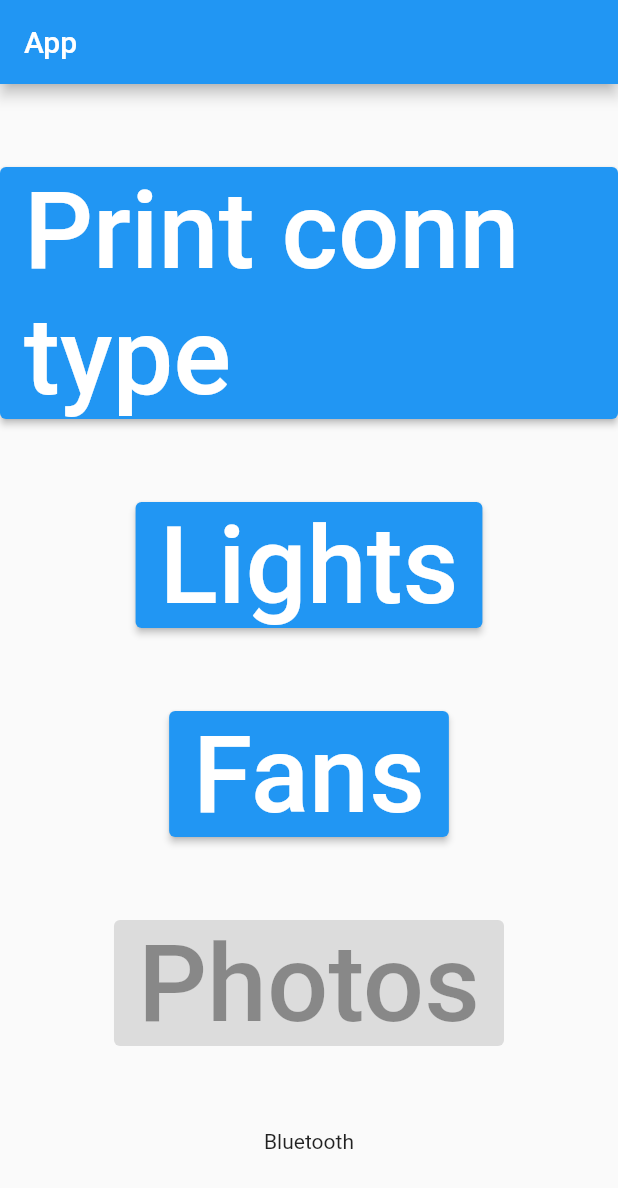
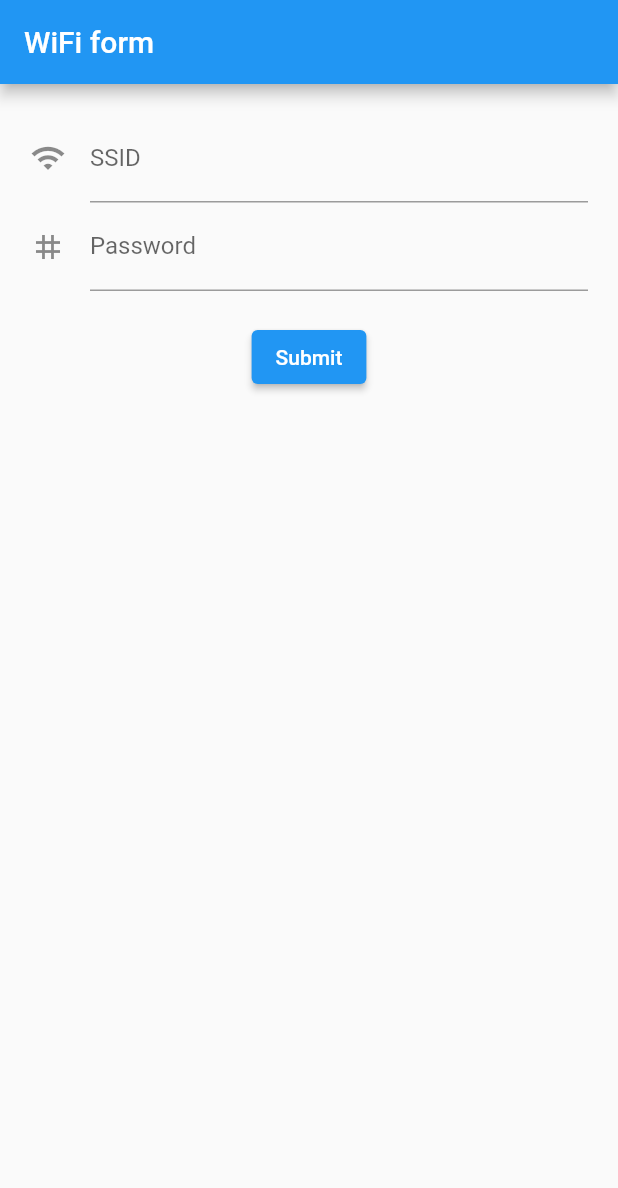
Before and after one commit to mikomac405/flutter_app, a Flutter app: the screen it shows after launch, on a phone screen of 412 x 824 dp. Shown: the top 1188 px of the screen. Run offline on Flutter 3.47's test engine with Material 2 defaults, Android fonts, the phone set to English and light mode, and no system bars; our stand-ins replace loading_animation_widget; network calls fail.

Commit message:
wifi form

```diff
--- a/lib/main.dart
+++ b/lib/main.dart
@@ -1,15 +1,19 @@
+import 'dart:async';
+
 import 'package:flutter/material.dart';
-import 'package:inzynierka/pages/loadingPage.dart';
 import 'package:inzynierka/pages/mqttTestPage.dart';
 import 'connection.dart';
 import 'pages/fansPage.dart';
 import 'pages/lightsPage.dart';
 import 'pages/homePage.dart';
-import 'pages/wifiPage.dart';
 import 'globals.dart' as globals;
 
 void main() {
   globals.connection = ConnectionManager();
+  Timer.periodic(const Duration(minutes: 1), (timer) {
+    globals.connection.checkConnectionType();
+  });
+
   runApp(const MyApp());
 }
 
@@ -25,8 +29,6 @@ class MyApp extends StatelessWidget {
       ),
       home: const HomePage(title: 'Flutter Home Page'),
       routes: <String, WidgetBuilder>{
-        '/wifipage': (BuildContext context) =>
-            const WifiPage(title: "WifiPage"),
         '/lightspage': (BuildContext context) =>
             const LightsPage(title: "LightsPage"),
         '/fanspage': (BuildContext context) =>
--- a/lib/pages/homePage.dart
+++ b/lib/pages/homePage.dart
@@ -1,6 +1,7 @@
 import 'package:flutter/material.dart';
 import 'package:inzynierka/connection.dart';
 import 'loadingPage.dart';
+import 'wifiPage.dart';
 import '../globals.dart' as globals;
 
 class HomePage extends StatefulWidget {
@@ -14,6 +15,7 @@ class HomePage extends StatefulWidget {
 
 class _HomePageState extends State<HomePage> {
   bool isLoading = true;
+  bool isBluetooth = false;
   String connectionType = "None";
 
   final bool _isDeveloperMode = const bool.hasEnvironment("DEV")
@@ -33,10 +35,12 @@ class _HomePageState extends State<HomePage> {
         break;
       case ConnectionType.restApi:
         setState(() => isLoading = false);
+        setState(() => isBluetooth = false);
         setState(() => connectionType = "RestAPI");
         break;
       case ConnectionType.bluetooth:
         setState(() => isLoading = false);
+        setState(() => isBluetooth = true);
         setState(() => connectionType = "Bluetooth");
         break;
       default:
@@ -47,22 +51,18 @@ class _HomePageState extends State<HomePage> {
   @override
   Widget build(BuildContext context) => isLoading
       ? const LoadingPage()
+      : isBluetooth
+          ? const WifiAuthForm()
           : Scaffold(
               appBar: AppBar(
-            title: _isDeveloperMode ? const Text("App_dev") : const Text("App"),
+                title: _isDeveloperMode
+                    ? const Text("App_dev")
+                    : const Text("App"),
               ),
               body: Center(
                 child: Column(
                   mainAxisAlignment: MainAxisAlignment.spaceEvenly,
                   children: <Widget>[
-                ElevatedButton(
-                    child: const Text(
-                      "Print conn type",
-                      style: TextStyle(fontSize: 72),
-                    ),
-                    onPressed: () =>
-                        // ignore: avoid_print
-                        print(globals.connection.connectionType)),
                     ElevatedButton(
                         child: const Text(
                           "Lights",
--- a/lib/pages/wifiPage.dart
+++ b/lib/pages/wifiPage.dart
@@ -1,32 +1,75 @@
-import 'dart:async';
+import 'package:flutter/material.dart';
 
-import 'package:flutter/material.dart';
-import 'package:loading_animation_widget/loading_animation_widget.dart';
-import '../globals.dart' as globals;
-import '../connection.dart';
-
-class WifiPage extends StatefulWidget {
-  const WifiPage({Key? key, required this.title}) : super(key: key);
-
-  final String title;
+// Create a Form widget.
+class WifiAuthForm extends StatefulWidget {
+  const WifiAuthForm({super.key});
 
   @override
-  State<WifiPage> createState() => _WifiPageState();
+  WifiAuthFormState createState() {
+    return WifiAuthFormState();
+  }
 }
 
-class _WifiPageState extends State<WifiPage> {
+class WifiAuthFormState extends State<WifiAuthForm> {
+  final _formKey = GlobalKey<FormState>();
+
   @override
   Widget build(BuildContext context) {
     return Scaffold(
-      appBar: AppBar(
-        title: const Text("App"),
-      ),
-      body: Center(
-        child: LoadingAnimationWidget.fourRotatingDots(
-          color: Colors.red,
-          size: 200,
+        appBar: AppBar(
+          title: const Text("WiFi form"),
         ),
-      ),
-    );
+        body: Form(
+            key: _formKey,
+            child: Container(
+                padding: const EdgeInsets.all(20),
+                child: Column(
+                  mainAxisSize: MainAxisSize.min,
+                  crossAxisAlignment: CrossAxisAlignment.center,
+                  children: <Widget>[
+                    TextFormField(
+                      decoration: const InputDecoration(
+                        icon: Icon(Icons.wifi),
+                        hintText: 'Enter your SSID',
+                        labelText: 'SSID',
+                      ),
+                      validator: (val) {
+                        if (val == null || val.isEmpty) {
+                          return "Please enter your SSID";
+                        }
+                        return null;
+                      },
+                    ),
+                    TextFormField(
+                      decoration: const InputDecoration(
+                        icon: Icon(Icons.tag),
+                        hintText: 'Enter a password',
+                        labelText: 'Password',
+                      ),
+                      validator: (val) {
+                        if (val == null || val.isEmpty) {
+                          return "Please enter your password";
+                        }
+                        return null;
+                      },
+                    ),
+                    Container(
+                      padding: const EdgeInsets.all(20),
+                      child: ElevatedButton(
+                        onPressed: () {
+                          // Validate returns true if the form is valid, or false otherwise.
+                          if (_formKey.currentState!.validate()) {
+                            // If the form is valid, display a snackbar. In the real world,
+                            // you'd often call a server or save the information in a database.
+                            ScaffoldMessenger.of(context).showSnackBar(
+                              const SnackBar(content: Text('Processing Data')),
+                            );
+                          }
+                        },
+                        child: const Text('Submit'),
+                      ),
+                    ),
+                  ],
+                ))));
   }
 }
```
Also changed, not shown: lib/connection.dart (+6 -2 lines). Lines whose indentation alone changed are shown as unchanged.
